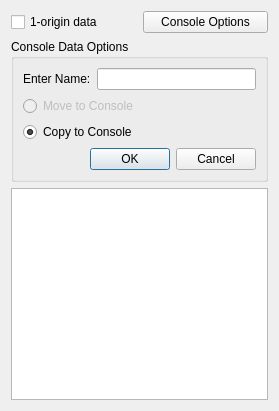
This is src/DataDialog.ui in tio-browse/tio-browse as Qt 5 draws it before an edit. The edited form follows.
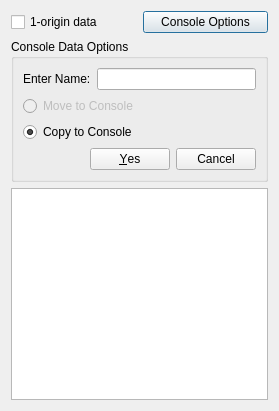
This is the edited form.

Commit message: SignalSlots and converting DataArray

Diff of the .ui file:
```diff
--- a/src/DataDialog.ui
+++ b/src/DataDialog.ui
@@ -107,7 +107,10 @@
         <item>
          <widget class="QDialogButtonBox" name="buttonBox">
           <property name="standardButtons">
-           <set>QDialogButtonBox::Cancel|QDialogButtonBox::Ok</set>
+           <set>QDialogButtonBox::Cancel|QDialogButtonBox::Yes</set>
+          </property>
+          <property name="centerButtons">
+           <bool>false</bool>
           </property>
          </widget>
         </item>
```
Left out of the diff: 22 changed lines with no effect on the pictures. The commit also changes 2 other files.
